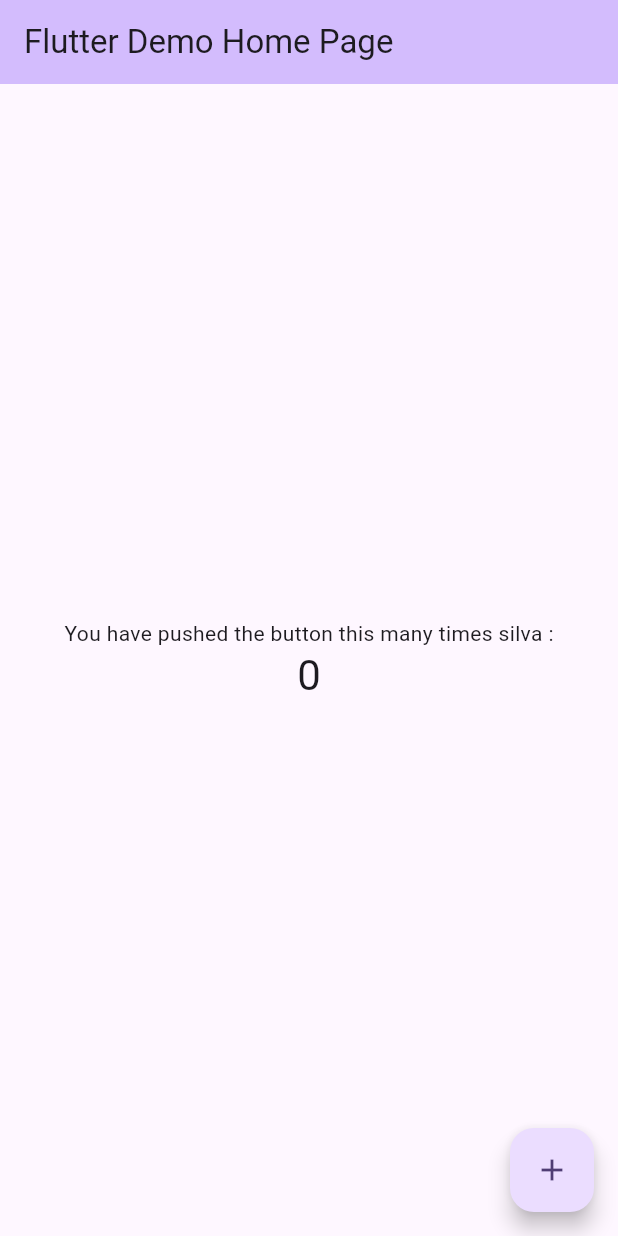
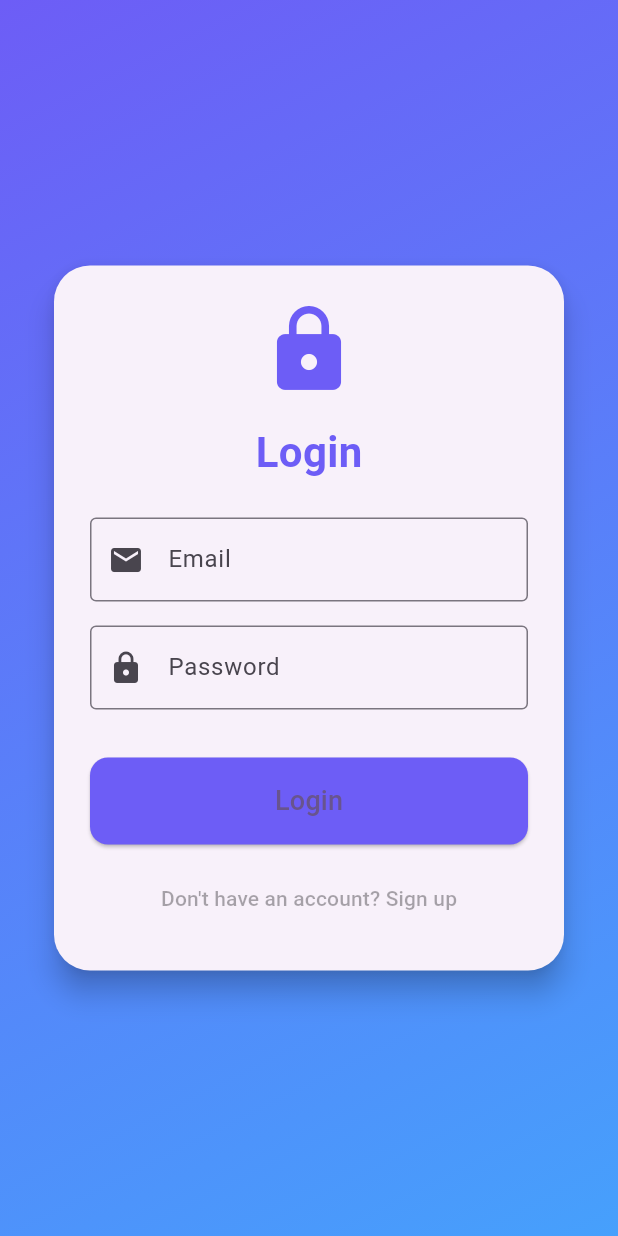
Before and after one commit to SilvaDeShakila/voteapp, a Flutter app: the screen it shows after launch, on a phone screen of 412 x 824 dp. Run offline on Flutter 3.47's test engine with Material 3 defaults, Android fonts, the phone set to English and light mode, and no system bars; our stand-ins replace cloud_firestore, firebase_auth, firebase_core; accounts and stored records are empty.

Commit message:
working 2.0

```diff
--- /dev/null
+++ b/lib/login_page.dart
@@ -0,0 +1,120 @@
+import 'package:flutter/material.dart';
+import 'auth_service.dart';
+
+class LoginPage extends StatefulWidget {
+  final VoidCallback? onSignupTap;
+  const LoginPage({Key? key, this.onSignupTap}) : super(key: key);
+
+  @override
+  State<LoginPage> createState() => _LoginPageState();
+}
+
+class _LoginPageState extends State<LoginPage> {
+  final TextEditingController _emailController = TextEditingController();
+  final TextEditingController _passwordController = TextEditingController();
+  bool _loading = false;
+  String? _error;
+
+  Future<void> _login() async {
+    setState(() { _loading = true; _error = null; });
+    final user = await AuthService.signIn(
+      _emailController.text.trim(),
+      _passwordController.text.trim(),
+    );
+    setState(() { _loading = false; });
+    if (user == null) {
+      setState(() { _error = 'Invalid email or password.'; });
+    } else {
+      // Optionally, you can navigate or pop here if needed
+    }
+  }
+
+  @override
+  Widget build(BuildContext context) {
+    return Scaffold(
+      body: Container(
+        width: double.infinity,
+        height: double.infinity,
+        decoration: const BoxDecoration(
+          gradient: LinearGradient(
+            colors: [Color(0xFF6D5DF6), Color(0xFF46A0FC)],
+            begin: Alignment.topLeft,
+            end: Alignment.bottomRight,
+          ),
+        ),
+        child: Center(
+          child: SingleChildScrollView(
+            padding: const EdgeInsets.all(32),
+            child: Card(
+              shape: RoundedRectangleBorder(borderRadius: BorderRadius.circular(24)),
+              elevation: 8,
+              child: Padding(
+                padding: const EdgeInsets.all(24),
+                child: Column(
+                  mainAxisSize: MainAxisSize.min,
+                  children: [
+                    const Icon(Icons.lock, size: 64, color: Color(0xFF6D5DF6)),
+                    const SizedBox(height: 16),
+                    const Text(
+                      'Login',
+                      style: TextStyle(
+                        fontSize: 28,
+                        fontWeight: FontWeight.bold,
+                        color: Color(0xFF6D5DF6),
+                      ),
+                    ),
+                    const SizedBox(height: 24),
+                    TextField(
+                      controller: _emailController,
+                      decoration: const InputDecoration(
+                        labelText: 'Email',
+                        prefixIcon: Icon(Icons.email),
+                        border: OutlineInputBorder(),
+                      ),
+                      keyboardType: TextInputType.emailAddress,
+                    ),
+                    const SizedBox(height: 16),
+                    TextField(
+                      controller: _passwordController,
+                      decoration: const InputDecoration(
+                        labelText: 'Password',
+                        prefixIcon: Icon(Icons.lock),
+                        border: OutlineInputBorder(),
+                      ),
+                      obscureText: true,
+                    ),
+                    const SizedBox(height: 16),
+                    if (_error != null)
+                      Text(_error!, style: const TextStyle(color: Colors.red)),
+                    const SizedBox(height: 16),
+                    SizedBox(
+                      width: double.infinity,
+                      child: ElevatedButton(
+                        style: ElevatedButton.styleFrom(
+                          backgroundColor: const Color(0xFF6D5DF6),
+                          padding: const EdgeInsets.symmetric(vertical: 16),
+                          shape: RoundedRectangleBorder(
+                            borderRadius: BorderRadius.circular(12),
+                          ),
+                        ),
+                        onPressed: _loading ? null : _login,
+                        child: _loading
+                            ? const CircularProgressIndicator(color: Colors.white)
+                            : const Text('Login', style: TextStyle(fontSize: 18)),
+                      ),
+                    ),
+                    const SizedBox(height: 12),
+                    TextButton(
+                      onPressed: widget.onSignupTap,
+                      child: const Text("Don't have an account? Sign up"),
+                    ),
+                  ],
+                ),
+              ),
+            ),
+          ),
+        ),
+      ),
+    );
+  }
+}
--- a/lib/main.dart
+++ b/lib/main.dart
@@ -1,5 +1,6 @@
 import 'package:firebase_core/firebase_core.dart';
 import 'package:flutter/material.dart';
+import 'login_page.dart';
 
 void main() async {
   WidgetsFlutterBinding.ensureInitialized();
@@ -10,116 +11,14 @@ void main() async {
 class MyApp extends StatelessWidget {
   const MyApp({super.key});
 
-  // This widget is the root of your application.
   @override
   Widget build(BuildContext context) {
     return MaterialApp(
       title: 'Flutter Demo',
       theme: ThemeData(
-        // This is the theme of your application.
-        //
-        // TRY THIS: Try running your application with "flutter run". You'll see
-        // the application has a purple toolbar. Then, without quitting the app,
-        // try changing the seedColor in the colorScheme below to Colors.green
-        // and then invoke "hot reload" (save your changes or press the "hot
-        // reload" button in a Flutter-supported IDE, or press "r" if you used
-        // the command line to start the app).
-        //
-        // Notice that the counter didn't reset back to zero; the application
-        // state is not lost during the reload. To reset the state, use hot
-        // restart instead.
-        //
-        // This works for code too, not just values: Most code changes can be
-        // tested with just a hot reload.
         colorScheme: ColorScheme.fromSeed(seedColor: Colors.deepPurple),
       ),
-      home: const MyHomePage(title: 'Flutter Demo Home Page'),
+      home: const LoginPage(),
     );
   }
 }
-
-class MyHomePage extends StatefulWidget {
-  const MyHomePage({super.key, required this.title});
-
-  // This widget is the home page of your application. It is stateful, meaning
-  // that it has a State object (defined below) that contains fields that affect
-  // how it looks.
-
-  // This class is the configuration for the state. It holds the values (in this
-  // case the title) provided by the parent (in this case the App widget) and
-  // used by the build method of the State. Fields in a Widget subclass are
-  // always marked "final".
-
-  final String title;
-
-  @override
-  State<MyHomePage> createState() => _MyHomePageState();
-}
-
-class _MyHomePageState extends State<MyHomePage> {
-  int _counter = 0;
-
-  void _incrementCounter() {
-    setState(() {
-      // This call to setState tells the Flutter framework that something has
-      // changed in this State, which causes it to rerun the build method below
-      // so that the display can reflect the updated values. If we changed
-      // _counter without calling setState(), then the build method would not be
-      // called again, and so nothing would appear to happen.
-      _counter++;
-    });
-  }
-
-  @override
-  Widget build(BuildContext context) {
-    // This method is rerun every time setState is called, for instance as done
-    // by the _incrementCounter method above.
-    //
-    // The Flutter framework has been optimized to make rerunning build methods
-    // fast, so that you can just rebuild anything that needs updating rather
-    // than having to individually change instances of widgets.
-    return Scaffold(
-      appBar: AppBar(
-        // TRY THIS: Try changing the color here to a specific color (to
-        // Colors.amber, perhaps?) and trigger a hot reload to see the AppBar
-        // change color while the other colors stay the same.
-        backgroundColor: Theme.of(context).colorScheme.inversePrimary,
-        // Here we take the value from the MyHomePage object that was created by
-        // the App.build method, and use it to set our appbar title.
-        title: Text(widget.title),
-      ),
-      body: Center(
-        // Center is a layout widget. It takes a single child and positions it
-        // in the middle of the parent.
-        child: Column(
-          // Column is also a layout widget. It takes a list of children and
-          // arranges them vertically. By default, it sizes itself to fit its
-          // children horizontally, and tries to be as tall as its parent.
-          //
-          // Column has various properties to control how it sizes itself and
-          // how it positions its children. Here we use mainAxisAlignment to
-          // center the children vertically; the main axis here is the vertical
-          // axis because Columns are vertical (the cross axis would be
-          // horizontal).
-          //
-          // TRY THIS: Invoke "debug painting" (choose the "Toggle Debug Paint"
-          // action in the IDE, or press "p" in the console), to see the
-          // wireframe for each widget.
-          mainAxisAlignment: MainAxisAlignment.center,
-          children: <Widget>[
-            const Text('You have pushed the button this many times silva :'),
-            Text(
-              '$_counter',
-              style: Theme.of(context).textTheme.headlineMedium,
-            ),
-          ],
-        ),
-      ),
-      floatingActionButton: FloatingActionButton(
-        onPressed: _incrementCounter,
-        tooltip: 'Increment',
-        child: const Icon(Icons.add),
-      ), // This trailing comma makes auto-formatting nicer for build methods.
-    );
-  }
-}
```
Also changed, not shown: 3 other files.
